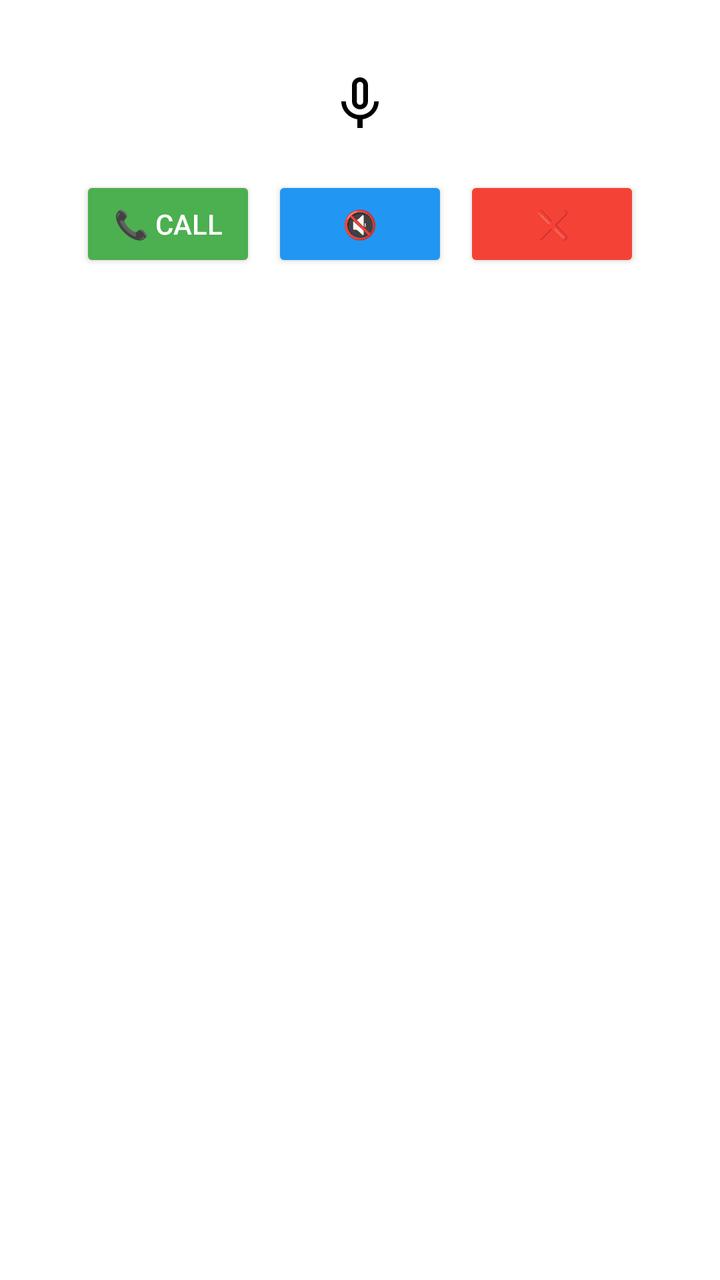
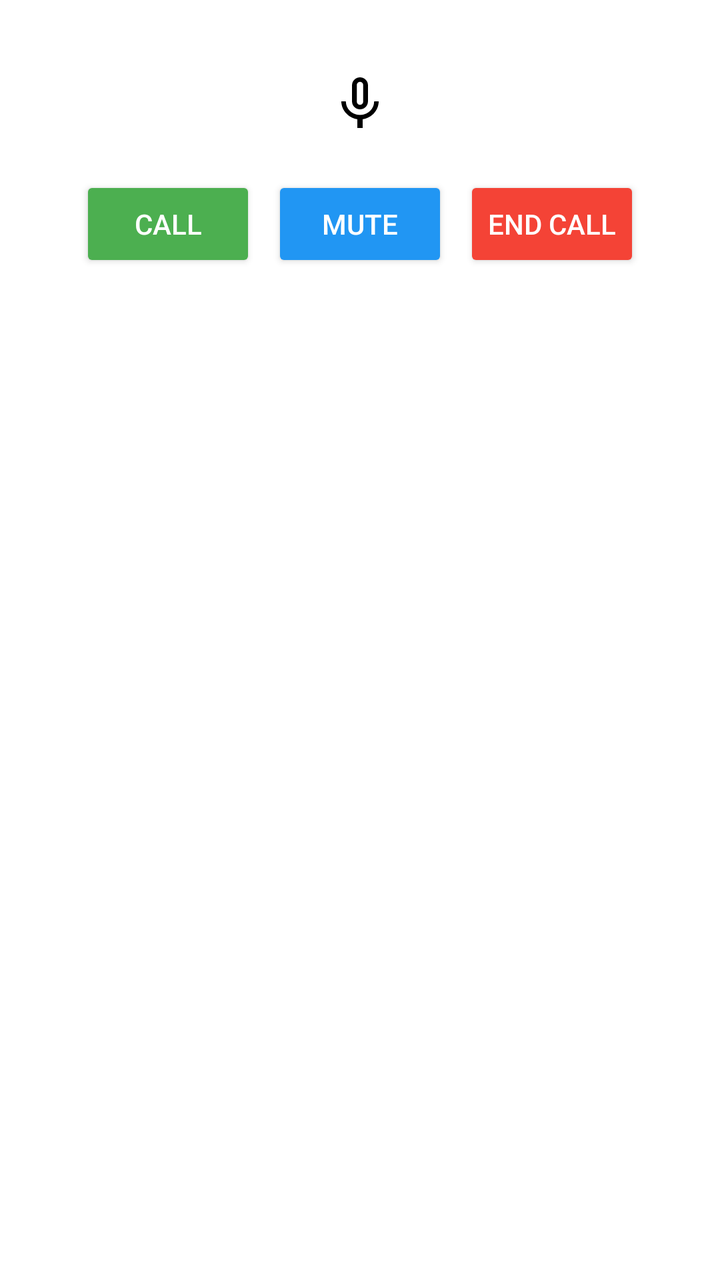

Before-and-after screenshots of an Android layout around one commit, followed by the original layout XML and the change that was made.
<!-- AndroidManifest.xml: application theme Theme.HomeWidgetToCall -->
<!-- res/layout/widget_layout.xml -->
<?xml version="1.0" encoding="utf-8"?>
<LinearLayout xmlns:android="http://schemas.android.com/apk/res/android"
    android:id="@+id/widget_root"
    android:layout_width="match_parent"
    android:layout_height="wrap_content"
    android:orientation="vertical"
    android:padding="16dp"
    android:background="@color/white"
    android:theme="@style/Theme.Material3.DynamicColors.DayNight">


    
    <LinearLayout
        android:id="@+id/voice_controls"
        android:layout_width="match_parent"
        android:layout_height="wrap_content"
        android:orientation="horizontal"
        android:gravity="center"
        android:layout_marginTop="12dp">

        
        <ImageView
            android:id="@+id/btn_start_recording"
            android:layout_width="48dp"
            android:layout_height="48dp"
            android:src="@drawable/ic_microphone"
            android:contentDescription="Start Recording"
            android:visibility="visible"
            android:padding="8dp" />

        
        <ImageView
            android:id="@+id/btn_stop_recording"
            android:layout_width="48dp"
            android:layout_height="48dp"
            android:src="@drawable/ic_stop"
            android:contentDescription="Stop Recording"
            android:visibility="gone"
            android:padding="8dp"
            android:layout_marginStart="16dp"/>
    </LinearLayout>

    
    <LinearLayout
        android:id="@+id/call_controls"
        android:layout_width="match_parent"
        android:layout_height="wrap_content"
        android:orientation="horizontal"
        android:gravity="center"
        android:layout_marginTop="12dp">

        
        <Button
            android:id="@+id/btn_start_call"
            android:layout_width="wrap_content"
            android:layout_height="wrap_content"
            android:text="📞 Call"
            android:backgroundTint="#4CAF50"
            android:textColor="#FFFFFF"
            android:padding="8dp" />

        
        <Button
            android:id="@+id/btn_toggle_mute"
            android:layout_width="wrap_content"
            android:layout_height="wrap_content"
            android:text="🔇"
            android:backgroundTint="#2196F3"
            android:textColor="#FFFFFF"
            android:padding="8dp"
            android:layout_marginStart="8dp"/>

        
        <Button
            android:id="@+id/btn_end_call"
            android:layout_width="wrap_content"
            android:layout_height="wrap_content"
            android:text="❌"
            android:backgroundTint="#F44336"
            android:textColor="#FFFFFF"
            android:padding="8dp"
            android:layout_marginStart="8dp"/>            
    </LinearLayout>

</LinearLayout>
<!-- resources referenced by this layout -->
<resources>
  <color name="white">#FFFFFFFF</color>
  <!-- drawable ic_microphone (drawable) -->
  <vector xmlns:android="http://schemas.android.com/apk/res/android" android:height="24dp" android:tint="#000000" android:viewportHeight="24" android:viewportWidth="24" android:width="24dp">
        
      <path android:fillColor="@android:color/white" android:pathData="M12,14c1.66,0 2.99,-1.34 2.99,-3L15,5c0,-1.66 -1.34,-3 -3,-3S9,3.34 9,5v6c0,1.66 1.34,3 3,3zM10.8,4.9c0,-0.66 0.54,-1.2 1.2,-1.2 0.66,0 1.2,0.54 1.2,1.2l-0.01,6.2c0,0.66 -0.53,1.2 -1.19,1.2 -0.66,0 -1.2,-0.54 -1.2,-1.2L10.8,4.9zM17.3,11c0,3 -2.54,5.1 -5.3,5.1S6.7,14 6.7,11L5,11c0,3.41 2.72,6.23 6,6.72L11,21h2v-3.28c3.28,-0.48 6,-3.3 6,-6.72h-1.7z"/>
      
  </vector>
  <!-- drawable ic_stop (drawable) -->
  <vector xmlns:android="http://schemas.android.com/apk/res/android" android:height="24dp" android:tint="#000000" android:viewportHeight="960" android:viewportWidth="960" android:width="24dp">
        
      <path android:fillColor="@android:color/white" android:pathData="M360,600L360,360L600,360L600,600L360,600ZM480,920Q372,920 277.5,870.5Q183,821 120,732L120,840L40,840L40,600L280,600L280,680L182,680Q233,755 311.5,797.5Q390,840 480,840Q595,840 688.5,774Q782,708 820,599L898,617Q853,753 738,836.5Q623,920 480,920ZM42,440Q49,373 74,311.5Q99,250 143,198L200,255Q168,296 148,342.5Q128,389 123,440L42,440ZM256,199L199,142Q252,98 313,72.5Q374,47 440,42L440,122Q389,127 343,147Q297,167 256,199ZM705,199Q664,167 617.5,147Q571,127 520,122L520,42Q587,48 648.5,73Q710,98 762,142L705,199ZM838,440Q833,389 813,342.5Q793,296 761,255L818,198Q862,250 887,311.5Q912,373 918,440L838,440Z"/>
      
  </vector>
  <style name="Theme.HomeWidgetToCall" parent="Base.Theme.HomeWidgetToCall" />
  <style name="Base.Theme.HomeWidgetToCall" parent="Theme.Material3.DayNight.NoActionBar">
          
          
      </style>
</resources>

<!-- the commit's change to res/layout/widget_layout.xml (unified diff, before → after) -->
@@ -54,7 +54,7 @@
             android:id="@+id/btn_start_call"
             android:layout_width="wrap_content"
             android:layout_height="wrap_content"
-            android:text="📞 Call"
+            android:text="Call"
             android:backgroundTint="#4CAF50"
             android:textColor="#FFFFFF"
             android:padding="8dp" />
@@ -64,7 +64,7 @@
             android:id="@+id/btn_toggle_mute"
             android:layout_width="wrap_content"
             android:layout_height="wrap_content"
-            android:text="🔇"
+            android:text="Mute"
             android:backgroundTint="#2196F3"
             android:textColor="#FFFFFF"
             android:padding="8dp"
@@ -75,7 +75,7 @@
             android:id="@+id/btn_end_call"
             android:layout_width="wrap_content"
             android:layout_height="wrap_content"
-            android:text="❌"
+            android:text="End Call"
             android:backgroundTint="#F44336"
             android:textColor="#FFFFFF"
             android:padding="8dp"
